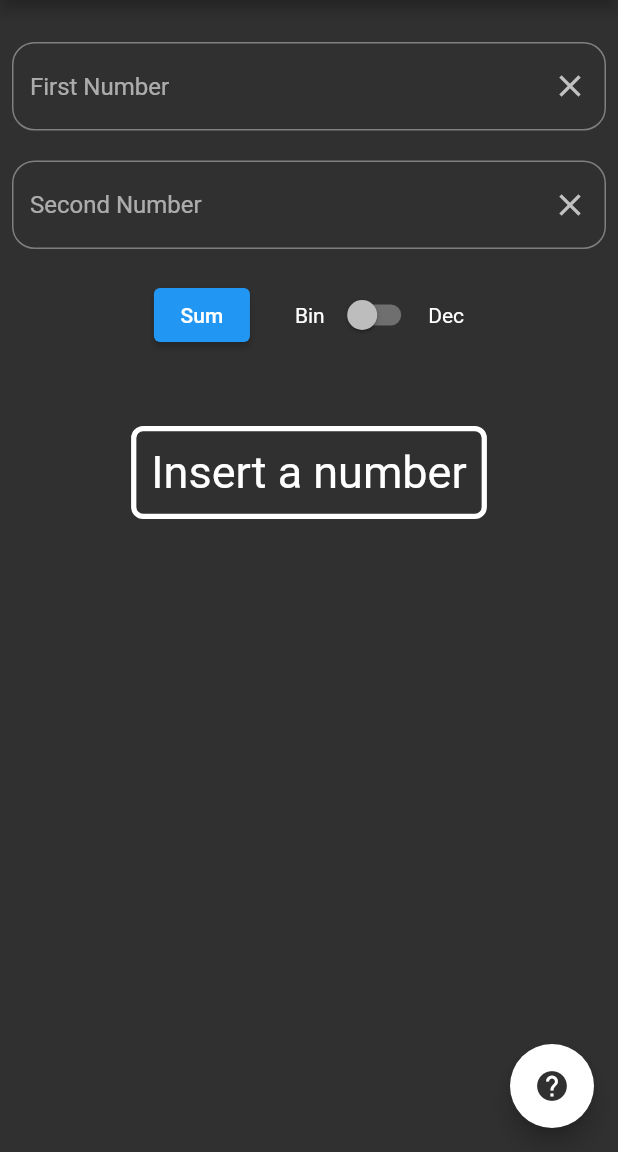
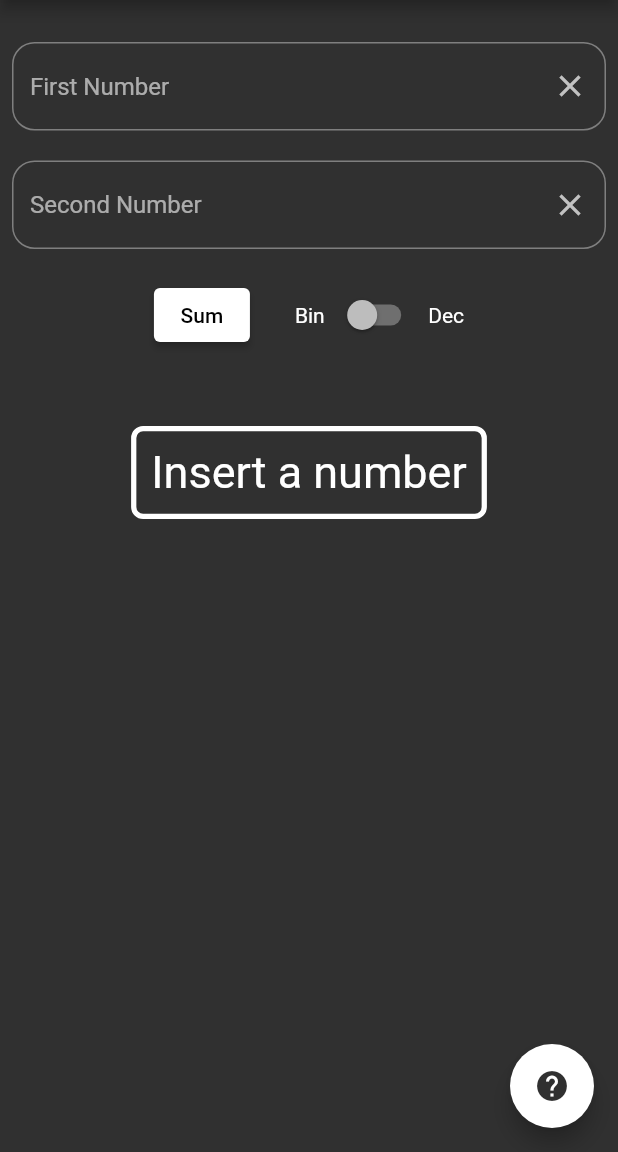
Before and after one commit to nick747/f_bit_calculator, a Flutter app: the screen it shows after launch, on a phone screen of 412 x 824 dp, the part 84-1236 px from its top. Run offline on Flutter 3.47's test engine with Material 2 defaults, Android fonts, the light colour scheme and no system bars; our stand-ins replace google_fonts; Roboto replaces fonts that are missing (Fira Mono).

Commit message:
Changed elevetade button style

```diff
--- a/lib/main.dart
+++ b/lib/main.dart
@@ -85,7 +85,10 @@ class _MyHomePageState extends State<MyHomePage> {
               mainAxisAlignment: MainAxisAlignment.center,
               children: [
                 ElevatedButton(
-                  child: const Text('Sum'),
+                  style: ElevatedButton.styleFrom(
+                    backgroundColor: Colors.white,
+                  ),
+                  child: const Text('Sum', style: TextStyle(color: Colors.black),),
                   onPressed: () {
                     pressed = true;
                     setState(() {});
```
